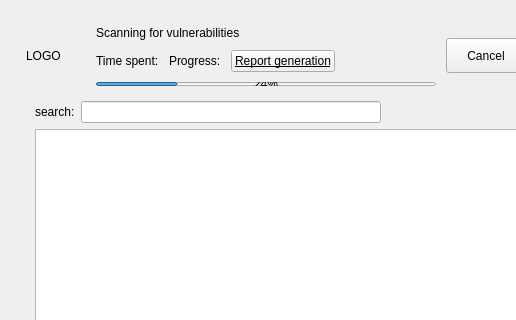
Old version of the form plugins/gui/vulnerability/vulnerability-page.ui in the repository openeuler-mirror/ks-ssr; both pictures show x 0 to 516 and y 0 to 320 of the 912 by 471 pixel window.
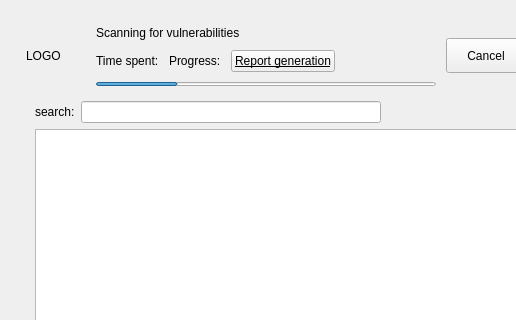
New version of the form. Custom widgets are drawn as their Qt base class.

Commit message: fix（vulnerability）：add visible - 修复导出报表没有去重

Patch:
```diff
--- a/plugins/gui/vulnerability/vulnerability-page.ui
+++ b/plugins/gui/vulnerability/vulnerability-page.ui
@@ -524,6 +524,9 @@
              <property name="value">
               <number>24</number>
              </property>
+             <property name="textVisible">
+              <bool>false</bool>
+             </property>
             </widget>
            </item>
           </layout>
```
